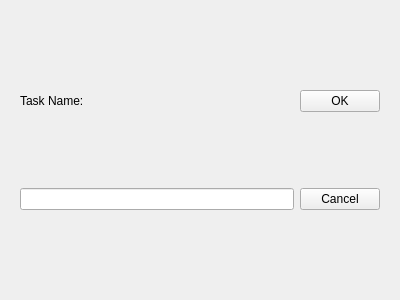
This is Teeam/addtaskdialog.ui in lorenzo-arena/Teeam as Qt 5 draws it before an edit. The edited form follows.
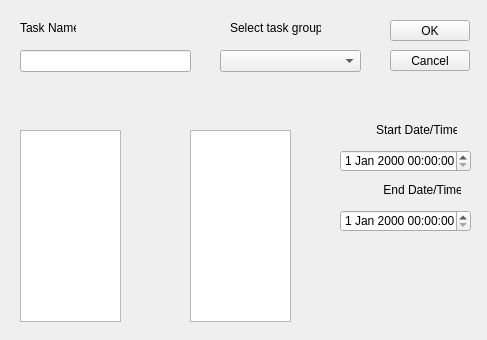
This is the edited form. Icons and pictures are not drawn.

```diff
--- a/Teeam/addtaskdialog.ui
+++ b/Teeam/addtaskdialog.ui
@@ -6,57 +6,209 @@
    <rect>
     <x>0</x>
     <y>0</y>
-    <width>400</width>
-    <height>300</height>
+    <width>487</width>
+    <height>340</height>
    </rect>
   </property>
   <property name="windowTitle">
    <string>Add Task</string>
   </property>
-   <layout class="QGridLayout" name="gridLayout">
-   <property name="leftMargin">
-    <number>20</number>
+  <widget class="QLabel" name="taskNamelabel">
+   <property name="geometry">
+    <rect>
+     <x>20</x>
+     <y>20</y>
+     <width>56</width>
+     <height>16</height>
+    </rect>
    </property>
-   <property name="topMargin">
-    <number>20</number>
+   <property name="text">
+    <string>Task Name:</string>
    </property>
-   <property name="rightMargin">
-    <number>20</number>
+  </widget>
+  <widget class="QPushButton" name="buttonOk">
+   <property name="geometry">
+    <rect>
+     <x>390</x>
+     <y>20</y>
+     <width>80</width>
+     <height>21</height>
+    </rect>
    </property>
-   <property name="bottomMargin">
-    <number>20</number>
+   <property name="text">
+    <string>OK</string>
    </property>
-   <item row="0" column="0">
-    <widget class="QLabel" name="label">
-     <property name="text">
-      <string>Task Name:</string>
-     </property>
-    </widget>
-   </item>
-   <item row="0" column="1">
-    <widget class="QPushButton" name="buttonOk">
-     <property name="text">
-      <string>OK</string>
-     </property>
-     <property name="autoDefault">
-      <bool>false</bool>
-     </property>
-    </widget>
-   </item>
-   <item row="1" column="0">
-    <widget class="QLineEdit" name="lineEdit"/>
-   </item>
-   <item row="1" column="1">
-    <widget class="QPushButton" name="buttonCancel">
-     <property name="text">
-      <string>Cancel</string>
-     </property>
-     <property name="autoDefault">
-      <bool>false</bool>
-     </property>
-    </widget>
-   </item>
-  </layout>
+   <property name="autoDefault">
+    <bool>false</bool>
+   </property>
+  </widget>
+  <widget class="QLineEdit" name="lineEdit">
+   <property name="geometry">
+    <rect>
+     <x>20</x>
+     <y>50</y>
+     <width>171</width>
+     <height>22</height>
+    </rect>
+   </property>
+  </widget>
+  <widget class="QPushButton" name="buttonCancel">
+   <property name="geometry">
+    <rect>
+     <x>390</x>
+     <y>50</y>
+     <width>80</width>
+     <height>21</height>
+    </rect>
+   </property>
+   <property name="text">
+    <string>Cancel</string>
+   </property>
+   <property name="autoDefault">
+    <bool>false</bool>
+   </property>
+  </widget>
+  <widget class="QDateTimeEdit" name="startdateTimeEdit">
+   <property name="geometry">
+    <rect>
+     <x>340</x>
+     <y>150</y>
+     <width>131</width>
+     <height>22</height>
+    </rect>
+   </property>
+  </widget>
+  <widget class="QDateTimeEdit" name="enddateTimeEdit">
+   <property name="geometry">
+    <rect>
+     <x>340</x>
+     <y>210</y>
+     <width>131</width>
+     <height>22</height>
+    </rect>
+   </property>
+  </widget>
+  <widget class="QListView" name="totalPeoplelistView">
+   <property name="geometry">
+    <rect>
+     <x>20</x>
+     <y>130</y>
+     <width>101</width>
+     <height>192</height>
+    </rect>
+   </property>
+  </widget>
+  <widget class="QLabel" name="startDateTimelabel">
+   <property name="geometry">
+    <rect>
+     <x>376</x>
+     <y>120</y>
+     <width>81</width>
+     <height>20</height>
+    </rect>
+   </property>
+   <property name="text">
+    <string>Start Date/Time:</string>
+   </property>
+  </widget>
+  <widget class="QLabel" name="endDateTimelabel">
+   <property name="geometry">
+    <rect>
+     <x>380</x>
+     <y>180</y>
+     <width>81</width>
+     <height>20</height>
+    </rect>
+   </property>
+   <property name="text">
+    <string> End Date/Time:</string>
+   </property>
+  </widget>
+  <widget class="QListView" name="takPeoplelistView">
+   <property name="geometry">
+    <rect>
+     <x>190</x>
+     <y>130</y>
+     <width>101</width>
+     <height>192</height>
+    </rect>
+   </property>
+  </widget>
+  <widget class="QPushButton" name="insertPeoplepushButton">
+   <property name="geometry">
+    <rect>
+     <x>140</x>
+     <y>170</y>
+     <width>32</width>
+     <height>32</height>
+    </rect>
+   </property>
+   <property name="text">
+    <string/>
+   </property>
+   <property name="icon">
+    <iconset resource="teeamres.qrc">
+     <normaloff>:/icons/icons/bullet_arrow_right.png</normaloff>:/icons/icons/bullet_arrow_right.png</iconset>
+   </property>
+   <property name="iconSize">
+    <size>
+     <width>32</width>
+     <height>32</height>
+    </size>
+   </property>
+   <property name="flat">
+    <bool>true</bool>
+   </property>
+  </widget>
+  <widget class="QPushButton" name="removePeoplepushButton">
+   <property name="geometry">
+    <rect>
+     <x>140</x>
+     <y>220</y>
+     <width>32</width>
+     <height>32</height>
+    </rect>
+   </property>
+   <property name="text">
+    <string/>
+   </property>
+   <property name="icon">
+    <iconset resource="teeamres.qrc">
+     <normaloff>:/icons/icons/bullet_arrow_left.png</normaloff>:/icons/icons/bullet_arrow_left.png</iconset>
+   </property>
+   <property name="iconSize">
+    <size>
+     <width>32</width>
+     <height>32</height>
+    </size>
+   </property>
+   <property name="flat">
+    <bool>true</bool>
+   </property>
+  </widget>
+  <widget class="QLabel" name="taskGrouplabel">
+   <property name="geometry">
+    <rect>
+     <x>230</x>
+     <y>20</y>
+     <width>91</width>
+     <height>16</height>
+    </rect>
+   </property>
+   <property name="text">
+    <string>Select task group:</string>
+   </property>
+  </widget>
+  <widget class="QComboBox" name="taskGroupcomboBox">
+   <property name="geometry">
+    <rect>
+     <x>220</x>
+     <y>50</y>
+     <width>141</width>
+     <height>22</height>
+    </rect>
+   </property>
+  </widget>
  </widget>
  <resources/>
  <connections/>
```
Left out of the diff: 6 changed lines with no effect on the pictures.
